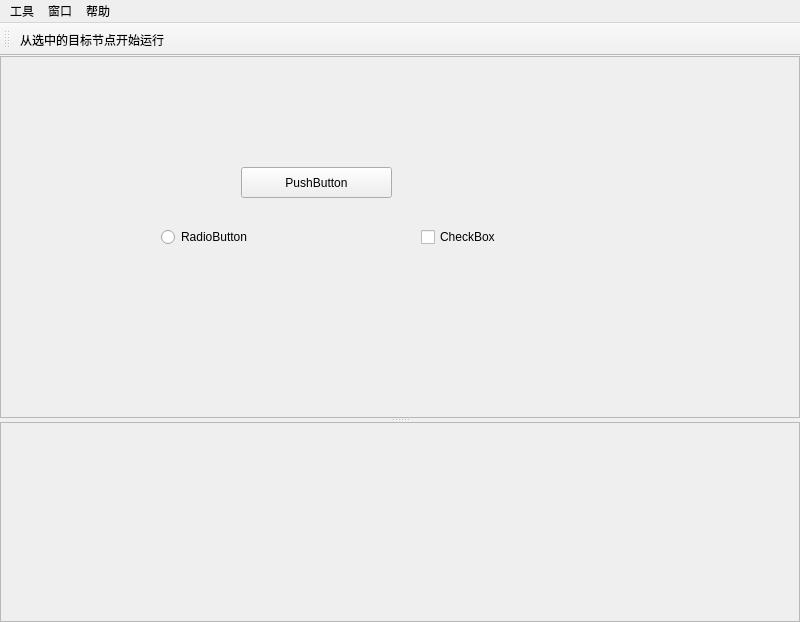
This is graph_executer/ui/mainwindow.ui in laoxue888/GraphExecuter as Qt 5 draws it before an edit. The edited form follows.
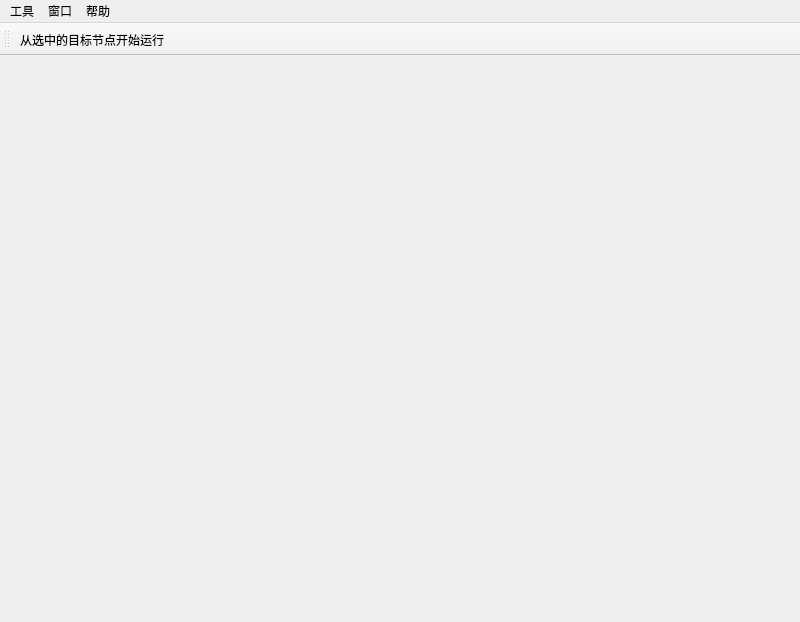
This is the edited form. The open tabs and pages were chosen to show the change.

```diff
--- a/graph_executer/ui/mainwindow.ui
+++ b/graph_executer/ui/mainwindow.ui
@@ -13,169 +13,7 @@
   <property name="windowTitle">
    <string>GraphExecuter</string>
   </property>
-  <widget class="QWidget" name="centralwidget">
-   <layout class="QVBoxLayout" name="verticalLayout_3">
-    <property name="spacing">
-     <number>0</number>
-    </property>
-    <property name="leftMargin">
-     <number>0</number>
-    </property>
-    <property name="topMargin">
-     <number>0</number>
-    </property>
-    <property name="rightMargin">
-     <number>0</number>
-    </property>
-    <property name="bottomMargin">
-     <number>0</number>
-    </property>
-    <item>
-     <widget class="QSplitter" name="splitter">
-      <property name="orientation">
-       <enum>Qt::Orientation::Vertical</enum>
-      </property>
-      <widget class="QStackedWidget" name="stackedWidget">
-       <property name="currentIndex">
-        <number>1</number>
-       </property>
-       <widget class="QWidget" name="page_window1">
-        <layout class="QVBoxLayout" name="verticalLayout_2">
-         <property name="leftMargin">
-          <number>0</number>
-         </property>
-         <property name="topMargin">
-          <number>0</number>
-         </property>
-         <property name="rightMargin">
-          <number>0</number>
-         </property>
-         <property name="bottomMargin">
-          <number>0</number>
-         </property>
-         <item>
-          <widget class="QScrollArea" name="scrollArea">
-           <property name="widgetResizable">
-            <bool>true</bool>
-           </property>
-           <widget class="QWidget" name="scrollAreaWidgetContents">
-            <property name="geometry">
-             <rect>
-              <x>0</x>
-              <y>0</y>
-              <width>98</width>
-              <height>28</height>
-             </rect>
-            </property>
-            <widget class="QPushButton" name="pushButton">
-             <property name="geometry">
-              <rect>
-               <x>240</x>
-               <y>110</y>
-               <width>151</width>
-               <height>31</height>
-              </rect>
-             </property>
-             <property name="text">
-              <string>PushButton</string>
-             </property>
-            </widget>
-            <widget class="QCheckBox" name="checkBox">
-             <property name="geometry">
-              <rect>
-               <x>420</x>
-               <y>170</y>
-               <width>82</width>
-               <height>20</height>
-              </rect>
-             </property>
-             <property name="text">
-              <string>CheckBox</string>
-             </property>
-            </widget>
-            <widget class="QRadioButton" name="radioButton">
-             <property name="geometry">
-              <rect>
-               <x>160</x>
-               <y>170</y>
-               <width>98</width>
-               <height>20</height>
-              </rect>
-             </property>
-             <property name="text">
-              <string>RadioButton</string>
-             </property>
-            </widget>
-           </widget>
-          </widget>
-         </item>
-        </layout>
-       </widget>
-       <widget class="QWidget" name="page_window2">
-        <layout class="QVBoxLayout" name="verticalLayout_5">
-         <property name="spacing">
-          <number>0</number>
-         </property>
-         <property name="leftMargin">
-          <number>0</number>
-         </property>
-         <property name="topMargin">
-          <number>0</number>
-         </property>
-         <property name="rightMargin">
-          <number>0</number>
-         </property>
-         <property name="bottomMargin">
-          <number>0</number>
-         </property>
-         <item>
-          <layout class="QVBoxLayout" name="verticalLayout_graph"/>
-         </item>
-        </layout>
-       </widget>
-      </widget>
-      <widget class="QFrame" name="frame">
-       <property name="minimumSize">
-        <size>
-         <width>0</width>
-         <height>200</height>
-        </size>
-       </property>
-       <property name="frameShape">
-        <enum>QFrame::Shape::StyledPanel</enum>
-       </property>
-       <property name="frameShadow">
-        <enum>QFrame::Shadow::Raised</enum>
-       </property>
-       <layout class="QVBoxLayout" name="verticalLayout">
-        <property name="spacing">
-         <number>0</number>
-        </property>
-        <property name="leftMargin">
-         <number>0</number>
-        </property>
-        <property name="topMargin">
-         <number>0</number>
-        </property>
-        <property name="rightMargin">
-         <number>0</number>
-        </property>
-        <property name="bottomMargin">
-         <number>0</number>
-        </property>
-        <item>
-         <layout class="QVBoxLayout" name="verticalLayout_msg">
-          <property name="spacing">
-           <number>0</number>
-          </property>
-         </layout>
-        </item>
-       </layout>
-      </widget>
-     </widget>
-    </item>
-   </layout>
-  </widget>
+  <widget class="QWidget" name="centralwidget"/>
   <widget class="QMenuBar" name="menuBar">
    <property name="geometry">
     <rect>
```
Left out of the diff: 2 changed lines with no effect on the pictures.
